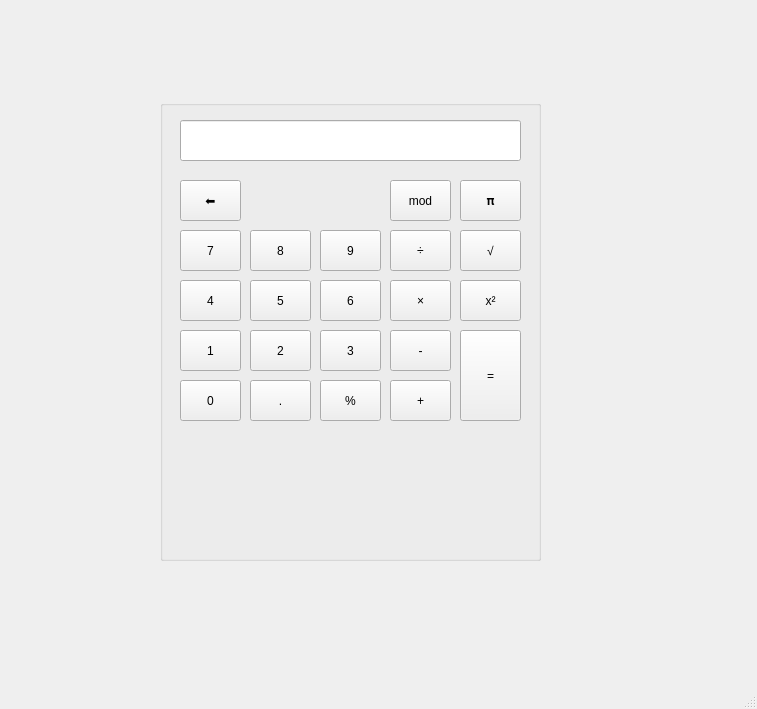
Pogajoa/Calculator, file Calculator.ui: the form before one commit.
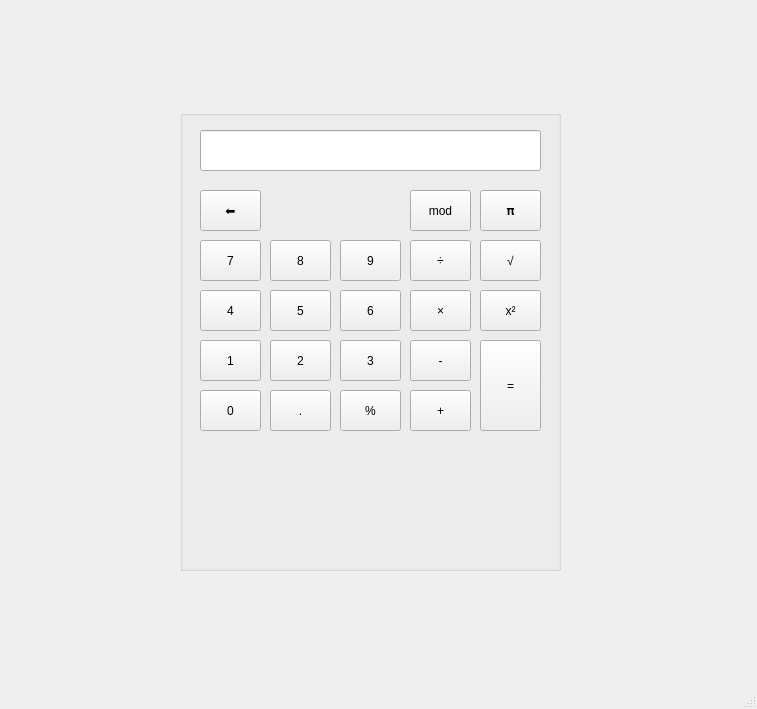
The form after the commit.

Diff of the .ui file:
```diff
--- a/Calculator.ui
+++ b/Calculator.ui
@@ -17,8 +17,8 @@
    <widget class="QGroupBox" name="groupBox">
     <property name="geometry">
      <rect>
-      <x>160</x>
-      <y>100</y>
+      <x>180</x>
+      <y>110</y>
       <width>381</width>
       <height>461</height>
      </rect>
```
Left out of the diff: 2 changed lines with no effect on the pictures.
